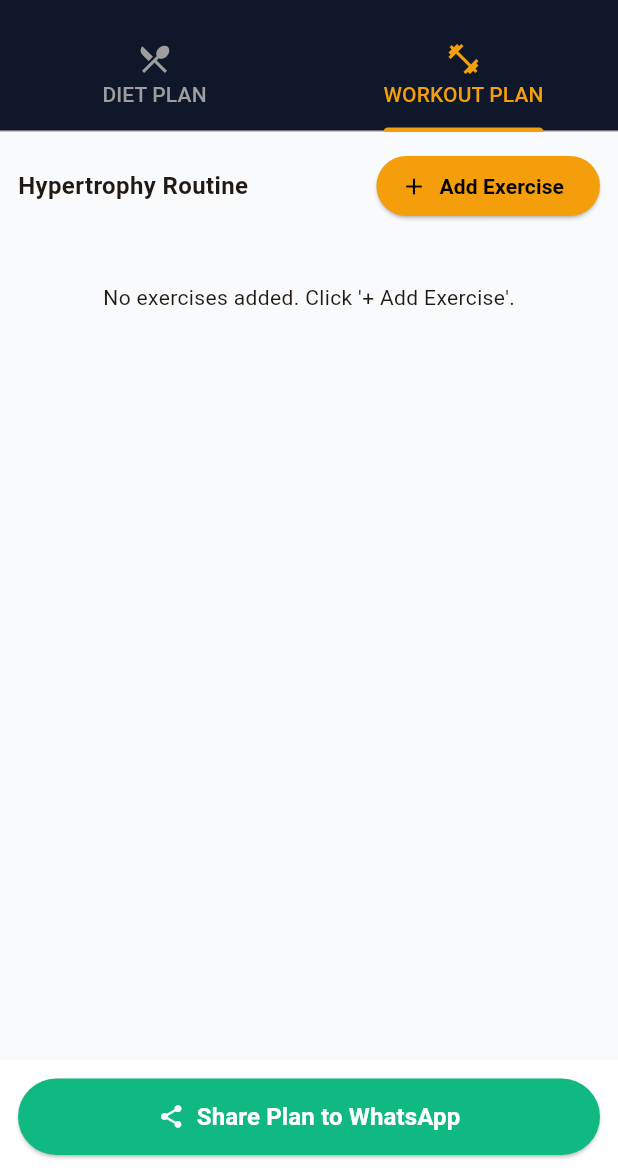
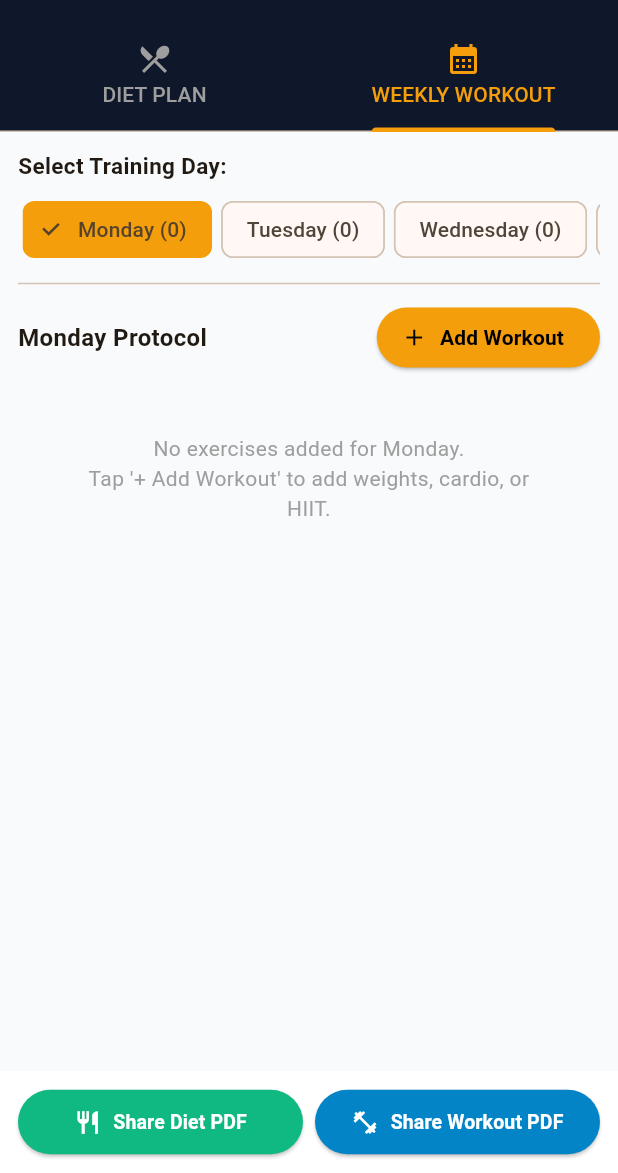
Before and after one commit to Rahul6051276/fitwithRahul-, a Flutter app: the screen it shows after launch, tab 2 chosen, on a phone screen of 412 x 824 dp, the part 63-1236 px from its top. Run offline on Flutter 3.47's test engine with Material 3 defaults, Android fonts, the phone set to English and light mode, and no system bars; our stand-ins replace pdf, share_plus, shared_preferences.

Commit message:
Update workout plan to include weekly routines

```diff
--- a/lib/planner_screen.dart
+++ b/lib/planner_screen.dart
@@ -17,12 +17,15 @@ class _PlannerScreenState extends State<PlannerScreen> with SingleTickerProvider
   final TextEditingController _clientNameController = TextEditingController(text: "Client");
   final TextEditingController _targetCalController = TextEditingController(text: "2000");
   final TextEditingController _waterController = TextEditingController(text: "3.5 - 4 Liters");
-  final TextEditingController _notesController = TextEditingController(text: "Creatine 3-5g post-workout. Sleep 7-8 hours.");
+  final TextEditingController _notesController = TextEditingController(text: "Creatine 3-5g daily. Progressive Overload prioritize karein.");
 
   int _mealsCount = 3;
   int _activeMealIndex = 1;
   FiveMealPlan _plan = FiveMealPlan();
-  List<WorkoutExercise> _selectedWorkouts = [];
+
+  String _activeWorkoutDay = 'Monday';
+  final List<String> _weekDays = ['Monday', 'Tuesday', 'Wednesday', 'Thursday', 'Friday', 'Saturday'];
+  WeeklyWorkoutRoutine _weeklyRoutine = WeeklyWorkoutRoutine();
 
   String _exerciseFilter = 'Chest';
 
@@ -54,7 +57,7 @@ class _PlannerScreenState extends State<PlannerScreen> with SingleTickerProvider
       coachNotes: _notesController.text,
       totalMeals: _mealsCount,
       plan: _plan,
-      workouts: _selectedWorkouts,
+      weeklyWorkout: _weeklyRoutine,
     );
 
     await prefs.setString('plan_$clientName', jsonEncode(clientPlan.toJson()));
@@ -112,7 +115,7 @@ class _PlannerScreenState extends State<PlannerScreen> with SingleTickerProvider
                             _notesController.text = saved.coachNotes;
                             _mealsCount = saved.totalMeals;
                             _plan = saved.plan;
-                            _selectedWorkouts = saved.workouts;
+                            _weeklyRoutine = saved.weeklyWorkout;
                           });
                         }
                         Navigator.pop(ctx);
@@ -184,19 +187,19 @@ class _PlannerScreenState extends State<PlannerScreen> with SingleTickerProvider
       shape: const RoundedRectangleBorder(borderRadius: BorderRadius.vertical(top: Radius.circular(20))),
       builder: (ctx) => StatefulBuilder(
         builder: (context, setModalState) {
-          final categories = ['Chest', 'Back', 'Legs', 'Shoulders', 'Arms', 'Core', 'Cardio'];
+          final categories = ['Chest', 'Back', 'Legs', 'Shoulders', 'Arms', 'Cardio', 'Floor', 'HIIT', 'Core'];
           final filtered = AppDataSheets.exerciseMasterList.where((e) => e.category == _exerciseFilter).toList();
 
           return DraggableScrollableSheet(
-            initialChildSize: 0.7,
-            maxChildSize: 0.9,
+            initialChildSize: 0.75,
+            maxChildSize: 0.92,
             minChildSize: 0.5,
             expand: false,
             builder: (_, scrollCtrl) => Column(
               children: [
                 const Padding(
                   padding: EdgeInsets.all(16.0),
-                  child: Text("Select Workout Exercises", style: TextStyle(fontSize: 18, fontWeight: FontWeight.bold)),
+                  child: Text("Select Exercises & Protocols", style: TextStyle(fontSize: 18, fontWeight: FontWeight.bold)),
                 ),
                 SingleChildScrollView(
                   scrollDirection: Axis.horizontal,
@@ -229,18 +232,25 @@ class _PlannerScreenState extends State<PlannerScreen> with SingleTickerProvider
                     itemBuilder: (c, idx) {
                       final ex = filtered[idx];
                       return ListTile(
-                        leading: const CircleAvatar(
-                          backgroundColor: Color(0xFFE2E8F0),
-                          child: Icon(Icons.fitness_center, color: Color(0xFF1E293B)),
+                        leading: CircleAvatar(
+                          backgroundColor: const Color(0xFFE2E8F0),
+                          child: Icon(
+                            ex.category == 'Cardio'
+                                ? Icons.directions_run
+                                : ex.category == 'HIIT'
+                                    ? Icons.bolt
+                                    : Icons.fitness_center,
+                            color: const Color(0xFF1E293B),
+                          ),
                         ),
                         title: Text(ex.name, style: const TextStyle(fontWeight: FontWeight.w600)),
-                        subtitle: Text("Default: ${ex.sets} Sets • ${ex.reps}"),
+                        subtitle: Text("Target: ${ex.sets} Sets • ${ex.reps} • Rest: ${ex.restSeconds}"),
                         trailing: ElevatedButton(
                           style: ElevatedButton.styleFrom(backgroundColor: const Color(0xFF1E293B)),
                           child: const Text("Add", style: TextStyle(color: Colors.white)),
                           onPressed: () {
                             setState(() {
-                              _selectedWorkouts.add(WorkoutExercise(
+                              _weeklyRoutine.days[_activeWorkoutDay]!.add(WorkoutExercise(
                                 id: ex.id,
                                 name: ex.name,
                                 category: ex.category,
@@ -267,6 +277,7 @@ class _PlannerScreenState extends State<PlannerScreen> with SingleTickerProvider
   @override
   Widget build(BuildContext context) {
     final activeMealItems = _plan.getMealList(_activeMealIndex);
+    final activeDayWorkouts = _weeklyRoutine.days[_activeWorkoutDay] ?? [];
 
     return Scaffold(
       appBar: AppBar(
@@ -289,14 +300,14 @@ class _PlannerScreenState extends State<PlannerScreen> with SingleTickerProvider
           unselectedLabelColor: Colors.grey,
           tabs: const [
             Tab(icon: Icon(Icons.restaurant_menu), text: "DIET PLAN"),
-            Tab(icon: Icon(Icons.fitness_center), text: "WORKOUT PLAN"),
+            Tab(icon: Icon(Icons.calendar_month), text: "WEEKLY WORKOUT"),
           ],
         ),
       ),
       body: TabBarView(
         controller: _tabController,
         children: [
-          // DIET TAB
+          // ================= DIET TAB =================
           ListView(
             padding: const EdgeInsets.all(12),
             children: [
@@ -461,30 +472,58 @@ class _PlannerScreenState extends State<PlannerScreen> with SingleTickerProvider
             ],
           ),
 
-          // WORKOUT TAB
+          // ================= WORKOUT TAB =================
           ListView(
             padding: const EdgeInsets.all(12),
             children: [
+              const Text("Select Training Day:", style: TextStyle(fontWeight: FontWeight.bold, fontSize: 15)),
+              const SizedBox(height: 8),
+              SingleChildScrollView(
+                scrollDirection: Axis.horizontal,
+                child: Row(
+                  children: _weekDays.map((day) {
+                    final count = _weeklyRoutine.days[day]?.length ?? 0;
+                    return Padding(
+                      padding: const EdgeInsets.symmetric(horizontal: 3),
+                      child: ChoiceChip(
+                        label: Text("$day ($count)"),
+                        selected: _activeWorkoutDay == day,
+                        selectedColor: const Color(0xFFF59E0B),
+                        onSelected: (val) {
+                          if (val) setState(() => _activeWorkoutDay = day);
+                        },
+                      ),
+                    );
+                  }).toList(),
+                ),
+              ),
+              const Divider(height: 24),
               Row(
                 mainAxisAlignment: MainAxisAlignment.spaceBetween,
                 children: [
-                  const Text("Hypertrophy Routine", style: TextStyle(fontSize: 16, fontWeight: FontWeight.bold)),
+                  Text("$_activeWorkoutDay Protocol", style: const TextStyle(fontSize: 16, fontWeight: FontWeight.bold)),
                   ElevatedButton.icon(
                     style: ElevatedButton.styleFrom(backgroundColor: const Color(0xFFF59E0B)),
                     icon: const Icon(Icons.add, color: Colors.black),
-                    label: const Text("Add Exercise", style: TextStyle(color: Colors.black, fontWeight: FontWeight.bold)),
+                    label: const Text("Add Workout", style: TextStyle(color: Colors.black, fontWeight: FontWeight.bold)),
                     onPressed: _showAddWorkoutModal,
                   ),
                 ],
               ),
               const SizedBox(height: 8),
-              if (_selectedWorkouts.isEmpty)
-                const Padding(
-                  padding: EdgeInsets.all(32.0),
-                  child: Center(child: Text("No exercises added. Click '+ Add Exercise'.")),
+              if (activeDayWorkouts.isEmpty)
+                Padding(
+                  padding: const EdgeInsets.all(32.0),
+                  child: Center(
+                    child: Text(
+                      "No exercises added for $_activeWorkoutDay.\nTap '+ Add Workout' to add weights, cardio, or HIIT.",
+                      textAlign: TextAlign.center,
+                      style: const TextStyle(color: Colors.grey),
+                    ),
+                  ),
                 )
               else
-                ..._selectedWorkouts.map((ex) => Card(
+                ...activeDayWorkouts.map((ex) => Card(
                       child: Padding(
                         padding: const EdgeInsets.all(8.0),
                         child: Row(
@@ -495,7 +534,7 @@ class _PlannerScreenState extends State<PlannerScreen> with SingleTickerProvider
                                 crossAxisAlignment: CrossAxisAlignment.start,
                                 children: [
                                   Text(ex.name, style: const TextStyle(fontWeight: FontWeight.bold)),
-                                  Text(ex.category, style: const TextStyle(fontSize: 12, color: Colors.grey)),
+                                  Text("${ex.category} • Rest: ${ex.restSeconds}", style: const TextStyle(fontSize: 12, color: Colors.grey)),
                                 ],
                               ),
                             ),
@@ -510,16 +549,16 @@ class _PlannerScreenState extends State<PlannerScreen> with SingleTickerProvider
                             ),
                             const SizedBox(width: 6),
                             SizedBox(
-                              width: 75,
+                              width: 80,
                               child: TextFormField(
                                 initialValue: ex.reps,
-                                decoration: const InputDecoration(labelText: "Reps", isDense: true),
+                                decoration: const InputDecoration(labelText: "Reps/Dur", isDense: true),
                                 onChanged: (v) => ex.reps = v,
                               ),
                             ),
                             IconButton(
                               icon: const Icon(Icons.delete, color: Colors.red, size: 20),
-                              onPressed: () => setState(() => _selectedWorkouts.remove(ex)),
+                              onPressed: () => setState(() => activeDayWorkouts.remove(ex)),
                             ),
                           ],
                         ),
@@ -530,25 +569,48 @@ class _PlannerScreenState extends State<PlannerScreen> with SingleTickerProvider
         ],
       ),
       bottomNavigationBar: Container(
-        padding: const EdgeInsets.all(12),
+        padding: const EdgeInsets.symmetric(horizontal: 12, vertical: 10),
         color: Colors.white,
+        child: Row(
+          children: [
+            Expanded(
               child: ElevatedButton.icon(
                 style: ElevatedButton.styleFrom(
                   backgroundColor: const Color(0xFF10B981),
-            padding: const EdgeInsets.symmetric(vertical: 14),
+                  padding: const EdgeInsets.symmetric(vertical: 12),
                 ),
-          icon: const Icon(Icons.share, color: Colors.white),
-          label: const Text("Share Plan to WhatsApp", style: TextStyle(color: Colors.white, fontSize: 16, fontWeight: FontWeight.bold)),
+                icon: const Icon(Icons.restaurant, color: Colors.white, size: 18),
+                label: const Text("Share Diet PDF", style: TextStyle(color: Colors.white, fontWeight: FontWeight.bold, fontSize: 13)),
                 onPressed: () async {
-            await PdfService.sharePdf(
+                  await PdfService.shareDietPdf(
                     clientName: _clientNameController.text.trim().isEmpty ? "Client" : _clientNameController.text.trim(),
                     targetCalories: double.tryParse(_targetCalController.text) ?? 2000,
                     waterTarget: _waterController.text,
                     coachNotes: _notesController.text,
                     plan: _plan,
-              workouts: _selectedWorkouts,
                   );
                 },
+              ),
+            ),
+            const SizedBox(width: 8),
+            Expanded(
+              child: ElevatedButton.icon(
+                style: ElevatedButton.styleFrom(
+                  backgroundColor: const Color(0xFF0284C7),
+                  padding: const EdgeInsets.symmetric(vertical: 12),
+                ),
+                icon: const Icon(Icons.fitness_center, color: Colors.white, size: 18),
+                label: const Text("Share Workout PDF", style: TextStyle(color: Colors.white, fontWeight: FontWeight.bold, fontSize: 13)),
+                onPressed: () async {
+                  await PdfService.shareWorkoutPdf(
+                    clientName: _clientNameController.text.trim().isEmpty ? "Client" : _clientNameController.text.trim(),
+                    coachNotes: _notesController.text,
+                    routine: _weeklyRoutine,
+                  );
+                },
+              ),
+            ),
+          ],
         ),
       ),
     );
```
Lines whose indentation alone changed are shown as unchanged.
